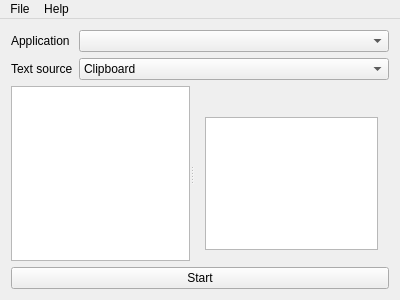
First picture: the form in server/gui/src/main-window.ui, repository Bionus/vn-streamer, before the edit.
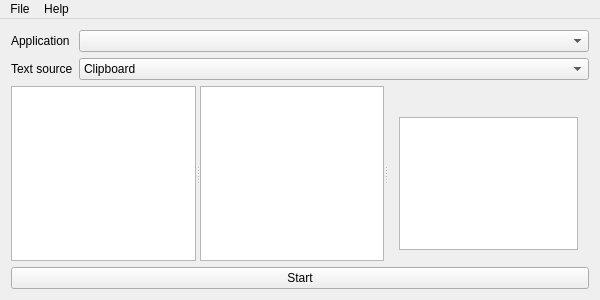
Second picture: the form after the edit. Icons and pictures are not drawn.

Commit message: Add separate log for user commands

The edit to the form file:
```diff
--- a/server/gui/src/main-window.ui
+++ b/server/gui/src/main-window.ui
@@ -6,7 +6,7 @@
    <rect>
     <x>0</x>
     <y>0</y>
-    <width>400</width>
+    <width>600</width>
     <height>300</height>
    </rect>
   </property>
@@ -72,6 +72,7 @@
         <bool>true</bool>
        </property>
       </widget>
+      <widget class="QTextEdit" name="textEditCommands"/>
       <widget class="QWidget" name="verticalLayoutWidget">
        <layout class="QVBoxLayout" name="verticalLayoutVN">
         <item>
@@ -112,7 +113,7 @@
     <rect>
      <x>0</x>
      <y>0</y>
-     <width>400</width>
+     <width>600</width>
      <height>21</height>
     </rect>
    </property>
```
The commit also changes 5 other files.
